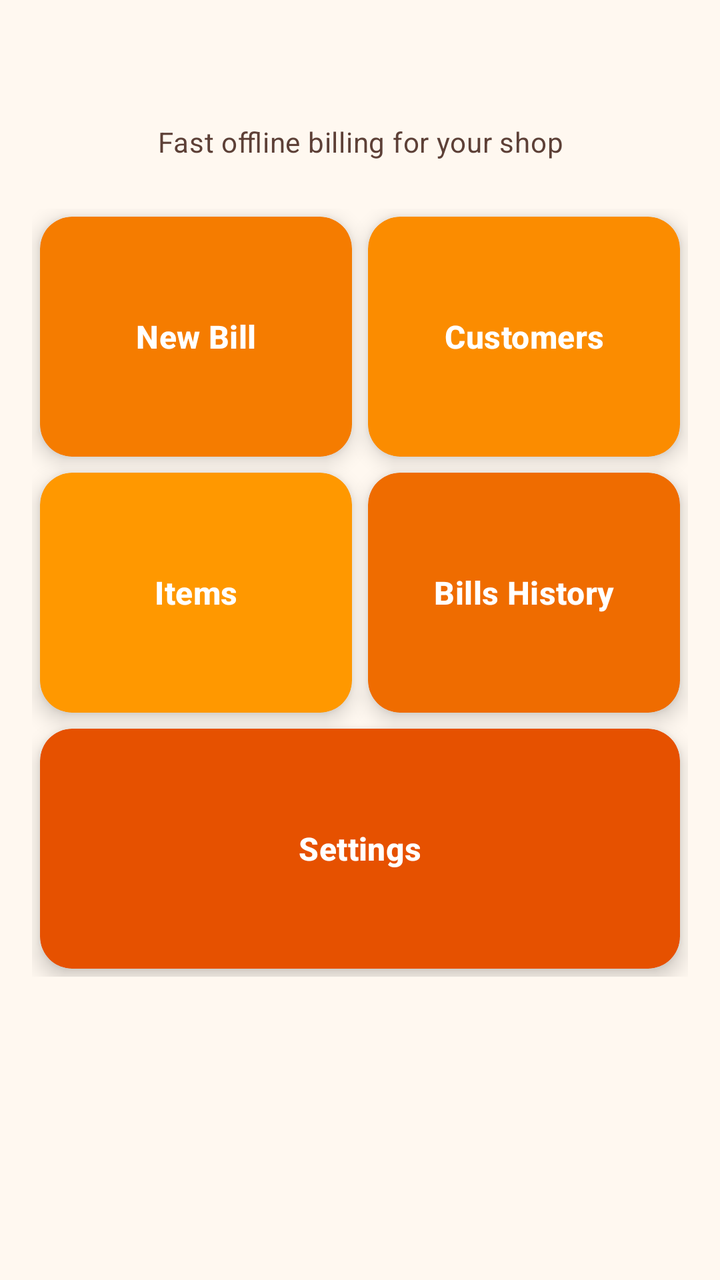
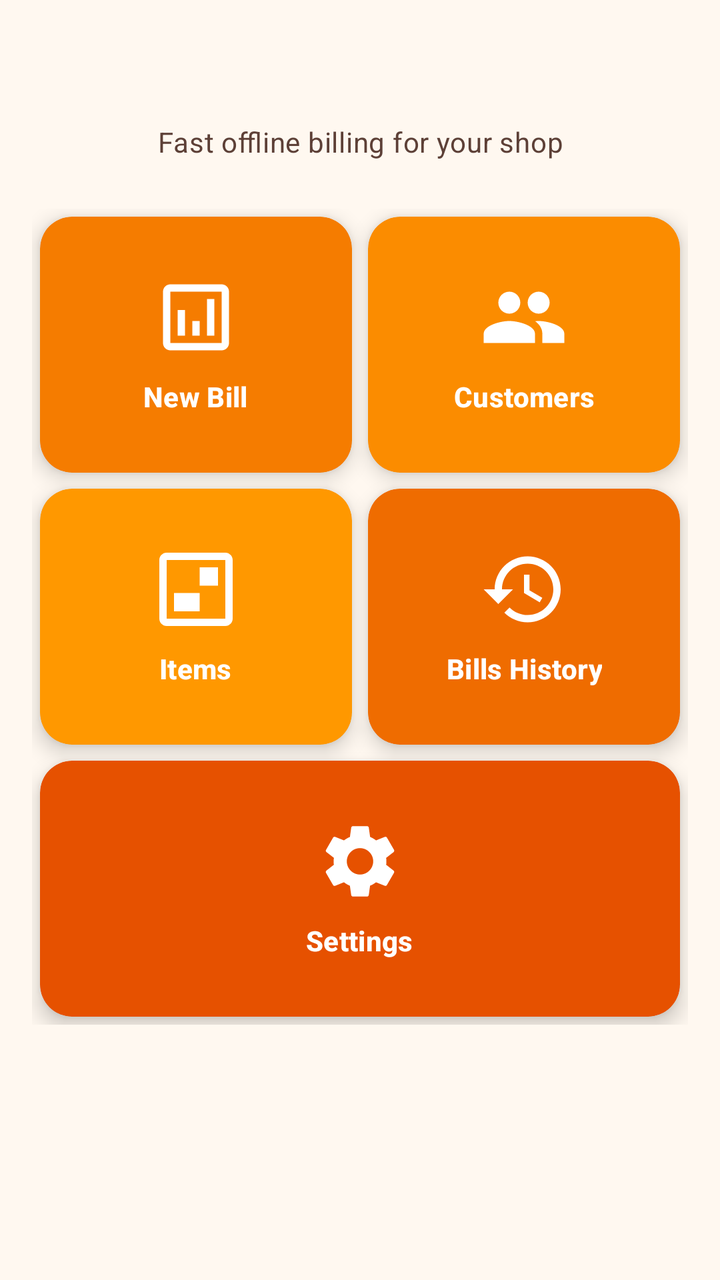

An Android layout rendered at two revisions. The XML below is the earlier revision; the diff shows what the commit changed to produce the second picture.
<!-- AndroidManifest.xml: application theme Theme.VikrSaathi -->
<!-- res/layout/fragment_dashboard.xml -->
<?xml version="1.0" encoding="utf-8"?>
<ScrollView xmlns:android="http://schemas.android.com/apk/res/android"
    xmlns:app="http://schemas.android.com/apk/res-auto"
    android:layout_width="match_parent"
    android:layout_height="match_parent"
    android:background="@color/dashboard_bg"
    android:fillViewport="true">

    <LinearLayout
        android:layout_width="match_parent"
        android:layout_height="wrap_content"
        android:gravity="center_horizontal"
        android:orientation="vertical"
        android:padding="16dp">

        <TextView
            android:id="@+id/textShopName"
            android:layout_width="match_parent"
            android:layout_height="wrap_content"
            android:layout_marginBottom="8dp"
            android:gravity="center"
            android:textAppearance="?attr/textAppearanceHeadlineMedium"
            android:textColor="@color/text_primary_dark"
            android:textStyle="bold" />

        <TextView
            android:layout_width="match_parent"
            android:layout_height="wrap_content"
            android:layout_marginBottom="24dp"
            android:gravity="center"
            android:text="@string/dashboard_subtitle"
            android:textAppearance="?attr/textAppearanceBodyMedium"
            android:textColor="@color/text_secondary_dark" />

        <include
            android:id="@+id/skeletonLoader"
            layout="@layout/layout_skeleton_dashboard"
            android:visibility="gone" />

        <GridLayout
            android:id="@+id/dashboardGrid"
            android:layout_width="match_parent"
            android:layout_height="wrap_content"
            android:columnCount="2"
            android:useDefaultMargins="true">

            <com.google.android.material.card.MaterialCardView
                android:id="@+id/cardNewBill"
                style="@style/VikrSaathiDashboardCard"
                android:layout_width="0dp"
                android:layout_height="120dp"
                android:layout_columnWeight="1"
                app:cardBackgroundColor="@color/orange_700">

                <TextView
                    style="@style/VikrSaathiDashboardCardText"
                    android:text="@string/new_bill" />
            </com.google.android.material.card.MaterialCardView>

            <com.google.android.material.card.MaterialCardView
                android:id="@+id/cardCustomers"
                style="@style/VikrSaathiDashboardCard"
                android:layout_width="0dp"
                android:layout_height="120dp"
                android:layout_columnWeight="1"
                app:cardBackgroundColor="@color/orange_600">

                <TextView
                    style="@style/VikrSaathiDashboardCardText"
                    android:text="@string/customers" />
            </com.google.android.material.card.MaterialCardView>

            <com.google.android.material.card.MaterialCardView
                android:id="@+id/cardItems"
                style="@style/VikrSaathiDashboardCard"
                android:layout_width="0dp"
                android:layout_height="120dp"
                android:layout_columnWeight="1"
                app:cardBackgroundColor="@color/orange_500">

                <TextView
                    style="@style/VikrSaathiDashboardCardText"
                    android:text="@string/items" />
            </com.google.android.material.card.MaterialCardView>

            <com.google.android.material.card.MaterialCardView
                android:id="@+id/cardBillsHistory"
                style="@style/VikrSaathiDashboardCard"
                android:layout_width="0dp"
                android:layout_height="120dp"
                android:layout_columnWeight="1"
                app:cardBackgroundColor="@color/orange_800">

                <TextView
                    style="@style/VikrSaathiDashboardCardText"
                    android:text="@string/bills_history" />
            </com.google.android.material.card.MaterialCardView>

            <com.google.android.material.card.MaterialCardView
                android:id="@+id/cardSettings"
                style="@style/VikrSaathiDashboardCard"
                android:layout_width="0dp"
                android:layout_height="120dp"
                android:layout_columnSpan="2"
                android:layout_columnWeight="1"
                app:cardBackgroundColor="@color/orange_900">

                <TextView
                    style="@style/VikrSaathiDashboardCardText"
                    android:text="@string/settings" />
            </com.google.android.material.card.MaterialCardView>
        </GridLayout>
    </LinearLayout>
</ScrollView>
<!-- res/layout/layout_skeleton_dashboard.xml (included above) -->
<?xml version="1.0" encoding="utf-8"?>
<LinearLayout xmlns:android="http://schemas.android.com/apk/res/android"
    android:layout_width="match_parent"
    android:layout_height="wrap_content"
    android:orientation="vertical">

    <View
        android:layout_width="match_parent"
        android:layout_height="48dp"
        android:layout_marginBottom="12dp"
        android:background="@color/skeleton" />

    <View
        android:layout_width="match_parent"
        android:layout_height="120dp"
        android:layout_marginBottom="12dp"
        android:background="@color/skeleton" />

    <View
        android:layout_width="match_parent"
        android:layout_height="120dp"
        android:background="@color/skeleton" />
</LinearLayout>
<!-- resources referenced by this layout -->
<resources>
  <style name="VikrSaathiDashboardCardText">
          <item name="android:layout_width">match_parent</item>
          <item name="android:layout_height">match_parent</item>
          <item name="android:gravity">center</item>
          <item name="android:textAppearance">?attr/textAppearanceTitleMedium</item>
          <item name="android:textColor">@color/orange_on_primary</item>
          <item name="android:textStyle">bold</item>
      </style>
  <!-- unchanged entries left out for length: 31 -->
</resources>

<!-- the commit's change to res/layout/fragment_dashboard.xml (unified diff, before → after) -->
@@ -48,66 +48,131 @@
                 android:id="@+id/cardNewBill"
                 style="@style/VikrSaathiDashboardCard"
                 android:layout_width="0dp"
-                android:layout_height="120dp"
+                android:layout_height="128dp"
                 android:layout_columnWeight="1"
                 app:cardBackgroundColor="@color/orange_700">
 
-                <TextView
-                    style="@style/VikrSaathiDashboardCardText"
-                    android:text="@string/new_bill" />
+                <LinearLayout
+                    android:layout_width="match_parent"
+                    android:layout_height="match_parent"
+                    android:gravity="center"
+                    android:orientation="vertical"
+                    android:padding="12dp">
+
+                    <ImageView
+                        style="@style/VikrSaathiDashboardCardIcon"
+                        android:contentDescription="@null"
+                        android:src="@drawable/ic_dashboard_sale" />
+
+                    <TextView
+                        style="@style/VikrSaathiDashboardCardLabel"
+                        android:text="@string/new_bill" />
+                </LinearLayout>
             </com.google.android.material.card.MaterialCardView>
 
             <com.google.android.material.card.MaterialCardView
                 android:id="@+id/cardCustomers"
                 style="@style/VikrSaathiDashboardCard"
                 android:layout_width="0dp"
-                android:layout_height="120dp"
+                android:layout_height="128dp"
                 android:layout_columnWeight="1"
                 app:cardBackgroundColor="@color/orange_600">
 
-                <TextView
-                    style="@style/VikrSaathiDashboardCardText"
-                    android:text="@string/customers" />
+                <LinearLayout
+                    android:layout_width="match_parent"
+                    android:layout_height="match_parent"
+                    android:gravity="center"
+                    android:orientation="vertical"
+                    android:padding="12dp">
+
+                    <ImageView
+                        style="@style/VikrSaathiDashboardCardIcon"
+                        android:contentDescription="@null"
+                        android:src="@drawable/ic_dashboard_customers" />
+
+                    <TextView
+                        style="@style/VikrSaathiDashboardCardLabel"
+                        android:text="@string/customers" />
+                </LinearLayout>
             </com.google.android.material.card.MaterialCardView>
 
             <com.google.android.material.card.MaterialCardView
                 android:id="@+id/cardItems"
                 style="@style/VikrSaathiDashboardCard"
                 android:layout_width="0dp"
-                android:layout_height="120dp"
+                android:layout_height="128dp"
                 android:layout_columnWeight="1"
                 app:cardBackgroundColor="@color/orange_500">
 
-                <TextView
-                    style="@style/VikrSaathiDashboardCardText"
-                    android:text="@string/items" />
+                <LinearLayout
+                    android:layout_width="match_parent"
+                    android:layout_height="match_parent"
+                    android:gravity="center"
+                    android:orientation="vertical"
+                    android:padding="12dp">
+
+                    <ImageView
+                        style="@style/VikrSaathiDashboardCardIcon"
+                        android:contentDescription="@null"
+                        android:src="@drawable/ic_dashboard_items" />
+
+                    <TextView
+                        style="@style/VikrSaathiDashboardCardLabel"
+                        android:text="@string/items" />
+                </LinearLayout>
             </com.google.android.material.card.MaterialCardView>
 
             <com.google.android.material.card.MaterialCardView
                 android:id="@+id/cardBillsHistory"
                 style="@style/VikrSaathiDashboardCard"
                 android:layout_width="0dp"
-                android:layout_height="120dp"
+                android:layout_height="128dp"
                 android:layout_columnWeight="1"
                 app:cardBackgroundColor="@color/orange_800">
 
-                <TextView
-                    style="@style/VikrSaathiDashboardCardText"
-                    android:text="@string/bills_history" />
+                <LinearLayout
+                    android:layout_width="match_parent"
+                    android:layout_height="match_parent"
+                    android:gravity="center"
+                    android:orientation="vertical"
+                    android:padding="12dp">
+
+                    <ImageView
+                        style="@style/VikrSaathiDashboardCardIcon"
+                        android:contentDescription="@null"
+                        android:src="@drawable/ic_dashboard_history" />
+
+                    <TextView
+                        style="@style/VikrSaathiDashboardCardLabel"
+                        android:text="@string/bills_history" />
+                </LinearLayout>
             </com.google.android.material.card.MaterialCardView>
 
             <com.google.android.material.card.MaterialCardView
                 android:id="@+id/cardSettings"
                 style="@style/VikrSaathiDashboardCard"
                 android:layout_width="0dp"
-                android:layout_height="120dp"
+                android:layout_height="128dp"
                 android:layout_columnSpan="2"
                 android:layout_columnWeight="1"
                 app:cardBackgroundColor="@color/orange_900">
 
-                <TextView
-                    style="@style/VikrSaathiDashboardCardText"
-                    android:text="@string/settings" />
+                <LinearLayout
+                    android:layout_width="match_parent"
+                    android:layout_height="match_parent"
+                    android:gravity="center"
+                    android:orientation="vertical"
+                    android:padding="12dp">
+
+                    <ImageView
+                        style="@style/VikrSaathiDashboardCardIcon"
+                        android:contentDescription="@null"
+                        android:src="@drawable/ic_dashboard_settings" />
+
+                    <TextView
+                        style="@style/VikrSaathiDashboardCardLabel"
+                        android:text="@string/settings" />
+                </LinearLayout>
             </com.google.android.material.card.MaterialCardView>
         </GridLayout>
     </LinearLayout>
<!-- resource entries referenced after the edit -->
@@ -1,10 +1,65 @@
 <!-- resources referenced by this layout -->
 <resources>
-  <style name="VikrSaathiDashboardCardText">
-          <item name="android:layout_width">match_parent</item>
-          <item name="android:layout_height">match_parent</item>
+  <!-- drawable ic_dashboard_customers (drawable) -->
+  <vector xmlns:android="http://schemas.android.com/apk/res/android"
+      android:width="24dp"
+      android:height="24dp"
+      android:viewportWidth="24"
+      android:viewportHeight="24">
+      <path
+          android:fillColor="#FFFFFFFF"
+          android:pathData="M16,11c1.66,0 2.99,-1.34 2.99,-3S17.66,5 16,5c-1.66,0 -3,1.34 -3,3s1.34,3 3,3zM8,11c1.66,0 2.99,-1.34 2.99,-3S9.66,5 8,5C6.34,5 5,6.34 5,8s1.34,3 3,3zM8,13c-2.33,0 -7,1.17 -7,3.5V19h14v-2.5C15,14.17 10.33,13 8,13zM16,13c-0.29,0 -0.62,0.02 -0.97,0.05 1.16,0.84 1.97,1.97 1.97,3.45V19h6v-2.5C23,14.17 18.33,13 16,13z" />
+  </vector>
+  <!-- drawable ic_dashboard_history (drawable) -->
+  <vector xmlns:android="http://schemas.android.com/apk/res/android"
+      android:width="24dp"
+      android:height="24dp"
+      android:viewportWidth="24"
+      android:viewportHeight="24">
+      <path
+          android:fillColor="#FFFFFFFF"
+          android:pathData="M13,3c-4.97,0 -9,4.03 -9,9H1l3.89,3.89 0.07,0.14L9,12H6c0,-3.87 3.13,-7 7,-7s7,3.13 7,7 -3.13,7 -7,7c-1.93,0 -3.68,-0.79 -4.94,-2.06l-1.42,1.42C8.27,19.99 10.51,21 13,21c4.97,0 9,-4.03 9,-9s-4.03,-9 -9,-9zM12,8v5l4.28,2.54 0.72,-1.21 -3.5,-2.08V8H12z" />
+  </vector>
+  <!-- drawable ic_dashboard_items (drawable) -->
+  <vector xmlns:android="http://schemas.android.com/apk/res/android"
+      android:width="24dp"
+      android:height="24dp"
+      android:viewportWidth="24"
+      android:viewportHeight="24">
+      <path
+          android:fillColor="#FFFFFFFF"
+          android:pathData="M20,2H4C2.9,2 2,2.9 2,4v16c0,1.1 0.9,2 2,2h16c1.1,0 2,-0.9 2,-2V4C22,2.9 21.1,2 20,2zM20,20H4V4h16V20zM18,6h-5v5h5V6zM13,13H6v5h7V13z" />
+  </vector>
+  <!-- drawable ic_dashboard_sale (drawable) -->
+  <vector xmlns:android="http://schemas.android.com/apk/res/android"
+      android:width="24dp"
+      android:height="24dp"
+      android:viewportWidth="24"
+      android:viewportHeight="24">
+      <path
+          android:fillColor="#FFFFFFFF"
+          android:pathData="M19,3H5C3.9,3 3,3.9 3,5v14c0,1.1 0.9,2 2,2h14c1.1,0 2,-0.9 2,-2V5C21,3.9 20.1,3 19,3zM19,19H5V5h14V19zM7,10h2v7H7V10zM15,7h2v10h-2V7zM11,13h2v4h-2V13z" />
+  </vector>
+  <!-- drawable ic_dashboard_settings (drawable) -->
+  <vector xmlns:android="http://schemas.android.com/apk/res/android"
+      android:width="24dp"
+      android:height="24dp"
+      android:viewportWidth="24"
+      android:viewportHeight="24">
+      <path
+          android:fillColor="#FFFFFFFF"
+          android:pathData="M19.14,12.94c0.04,-0.3 0.06,-0.61 0.06,-0.94c0,-0.32 -0.02,-0.64 -0.07,-0.94l2.03,-1.58c0.18,-0.14 0.23,-0.41 0.12,-0.61l-1.92,-3.32c-0.12,-0.22 -0.37,-0.29 -0.59,-0.22l-2.39,0.96c-0.5,-0.38 -1.03,-0.7 -1.62,-0.94L14.4,2.81c-0.04,-0.24 -0.24,-0.41 -0.48,-0.41h-3.84c-0.24,0 -0.43,0.17 -0.47,0.41L9.25,5.35C8.66,5.59 8.12,5.92 7.63,6.29L5.24,5.33c-0.22,-0.08 -0.47,0 -0.59,0.22L2.74,8.87C2.62,9.08 2.66,9.34 2.86,9.48l2.03,1.58C4.84,11.36 4.8,11.69 4.8,12s0.02,0.64 0.07,0.94l-2.03,1.58c-0.18,0.14 -0.23,0.41 -0.12,0.61l1.92,3.32c0.12,0.22 0.37,0.29 0.59,0.22l2.39,-0.96c0.5,0.38 1.03,0.7 1.62,0.94l0.36,2.54c0.05,0.24 0.24,0.41 0.48,0.41h3.84c0.24,0 0.44,-0.17 0.47,-0.41l0.36,-2.54c0.59,-0.24 1.13,-0.56 1.62,-0.94l2.39,0.96c0.22,0.08 0.47,0 0.59,-0.22l1.92,-3.32c0.12,-0.22 0.07,-0.47 -0.12,-0.61L19.14,12.94zM12,15.6c-1.98,0 -3.6,-1.62 -3.6,-3.6s1.62,-3.6 3.6,-3.6s3.6,1.62 3.6,3.6S13.98,15.6 12,15.6z" />
+  </vector>
+  <style name="VikrSaathiDashboardCardIcon">
+          <item name="android:layout_width">44dp</item>
+          <item name="android:layout_height">44dp</item>
+          <item name="android:layout_marginBottom">8dp</item>
+      </style>
+  <style name="VikrSaathiDashboardCardLabel">
+          <item name="android:layout_width">wrap_content</item>
+          <item name="android:layout_height">wrap_content</item>
           <item name="android:gravity">center</item>
-          <item name="android:textAppearance">?attr/textAppearanceTitleMedium</item>
+          <item name="android:textAppearance">?attr/textAppearanceTitleSmall</item>
           <item name="android:textColor">@color/orange_on_primary</item>
           <item name="android:textStyle">bold</item>
       </style>
